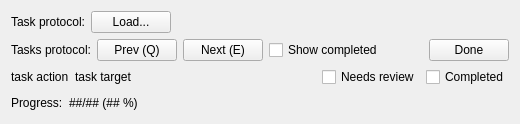
First picture: the form in neurolabi/gui/widgets/taskprotocolwindow.ui, repository janelia-flyem/NeuTu, before the edit.
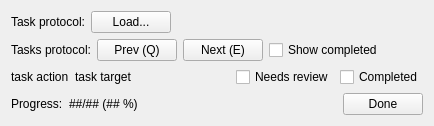
Second picture: the form after the edit.

Patch:
```diff
--- a/neurolabi/gui/widgets/taskprotocolwindow.ui
+++ b/neurolabi/gui/widgets/taskprotocolwindow.ui
@@ -6,8 +6,8 @@
    <rect>
     <x>0</x>
     <y>0</y>
-    <width>485</width>
-    <height>167</height>
+    <width>445</width>
+    <height>179</height>
    </rect>
   </property>
   <property name="windowTitle">
@@ -121,13 +121,6 @@
         </property>
        </spacer>
       </item>
-      <item>
-       <widget class="QPushButton" name="doneButton">
-        <property name="text">
-         <string>Done</string>
-        </property>
-       </widget>
-      </item>
      </layout>
     </widget>
    </item>
@@ -243,6 +236,13 @@
         </property>
        </spacer>
       </item>
+      <item>
+       <widget class="QPushButton" name="doneButton">
+        <property name="text">
+         <string>Done</string>
+        </property>
+       </widget>
+      </item>
      </layout>
     </widget>
    </item>
```
